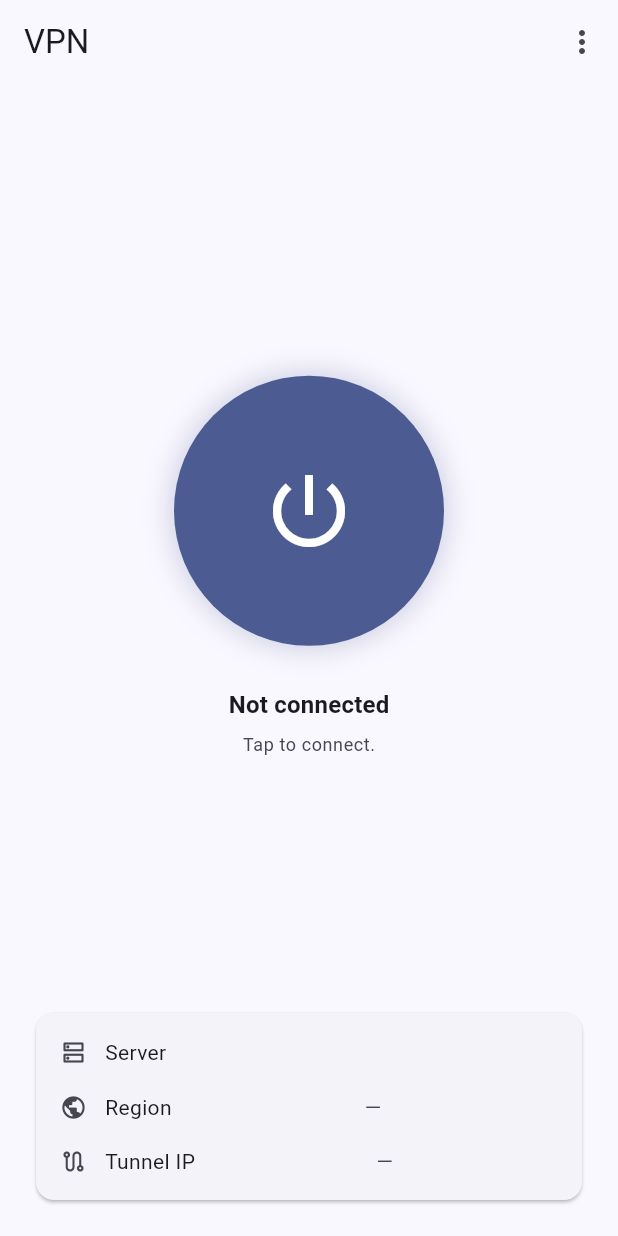
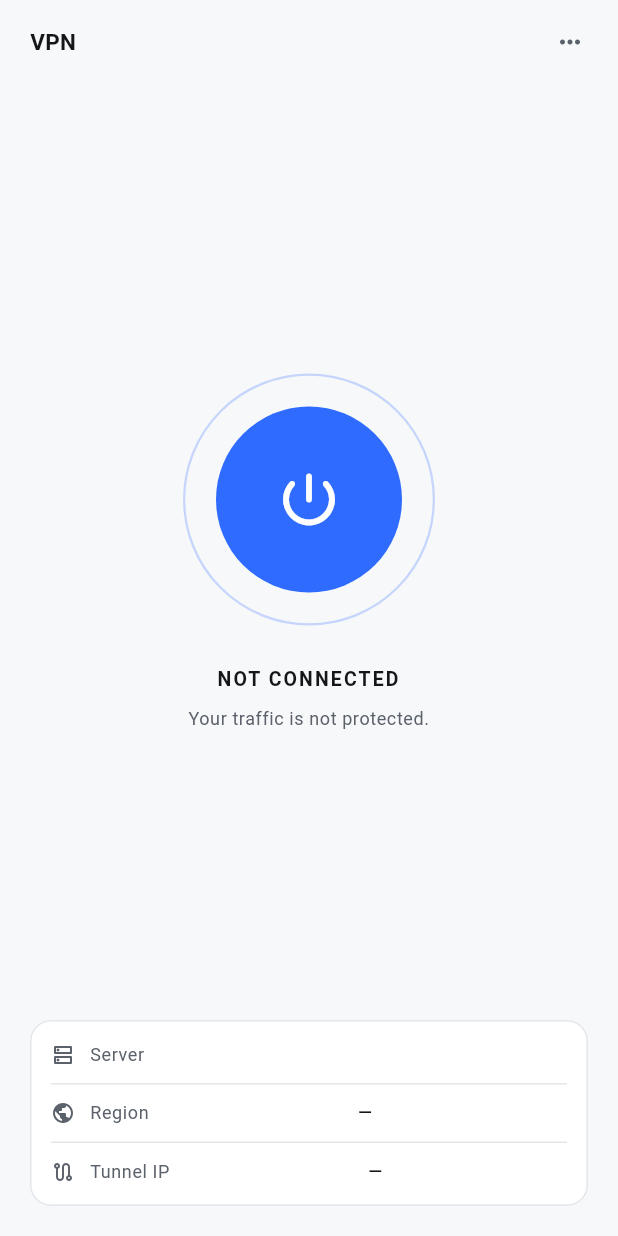
Before and after one commit to anilyagizbasaran/Vpn, a Flutter app: the HomeScreen screen opened directly, on a phone screen of 412 x 824 dp. Run offline on Flutter 3.47's test engine with Material 3 defaults, Android fonts, the phone set to English and light mode, and no system bars; our stand-ins replace flutter_secure_storage; missing offline and left inert: cryptography, wireguard_flutter_plus; accounts and stored records are empty.

Commit message:
Fit the desktop app into a window the size of what it does
A power button, a status line and three facts. Rendered at the real window
size in tests, because the Windows build cannot run on the machine this is
developed on.

```diff
--- a/apps/client/lib/ui/home_screen.dart
+++ b/apps/client/lib/ui/home_screen.dart
@@ -5,8 +5,15 @@ import 'package:vpn_tunnel/vpn_tunnel.dart';
 
 import '../config.dart';
 import 'kill_switch_screen.dart';
+import 'theme.dart';
 import 'widgets/message_banner.dart';
 
+/// The whole app, on one screen: a switch, what it is doing, and where.
+///
+/// Laid out for a 380-wide window rather than a page. Everything is in one
+/// column with no scrolling, because a VPN client that needs scrolling to
+/// reach its own button is asking too much of somebody who opened it to press
+/// one thing.
 class HomeScreen extends StatefulWidget {
   const HomeScreen({super.key});
 
@@ -29,7 +36,7 @@ class _HomeScreenState extends State<HomeScreen> {
   ///
   /// What used to be "delete your account" — there is no account to delete,
   /// and no password to confirm with. Removing the device is the whole of it:
-  /// the invite stays valid, so the same person can set the device up again.
+  /// the code stays valid, so the same person can set the device up again.
   Future<void> _confirmRemoveDevice() async {
     final enrol = context.read<EnrollController>();
 
@@ -39,8 +46,8 @@ class _HomeScreenState extends State<HomeScreen> {
         title: const Text('Remove this device?'),
         content: const Text(
           'This device stops being able to connect, and its key is deleted '
-          'from this phone. Your invite code still works, so you can set it '
-          'up again.',
+          'from this computer. Your code still works, so you can set it up '
+          'again.',
         ),
         actions: [
           TextButton(
@@ -61,65 +68,22 @@ class _HomeScreenState extends State<HomeScreen> {
   @override
   Widget build(BuildContext context) {
     final vpn = context.watch<VpnController>();
-    final theme = Theme.of(context);
 
     return Scaffold(
       appBar: AppBar(
+        titleSpacing: 20,
         title: const Text('VPN'),
-        actions: [
-          PopupMenuButton<String>(
-            onSelected: (value) {
-              if (value == 'killswitch') {
-                Navigator.of(context).push(
-                  MaterialPageRoute<void>(
-                    builder: (_) => const KillSwitchScreen(),
-                  ),
-                );
-              }
-              if (value == 'remove') _confirmRemoveDevice();
-            },
-            itemBuilder: (_) => [
-              // Only Android exposes a system always-on VPN screen to send the
-              // user to; offering it elsewhere would be a dead end.
-              if (AppConfig.hasSystemVpnSettings)
-                const PopupMenuItem(
-                  value: 'killswitch',
-                  child: ListTile(
-                    leading: Icon(Icons.block_outlined),
-                    title: Text('Kill switch'),
-                    contentPadding: EdgeInsets.zero,
-                  ),
-                ),
-              // One destructive item where there were two. Signing out and
-              // deleting the account were different things only because an
-              // account existed; without one, both end at the same place.
-              const PopupMenuDivider(),
-              PopupMenuItem(
-                value: 'remove',
-                child: ListTile(
-                  leading: Icon(
-                    Icons.delete_outline,
-                    color: theme.colorScheme.error,
-                  ),
-                  title: Text(
-                    'Remove this device',
-                    style: TextStyle(color: theme.colorScheme.error),
-                  ),
-                  contentPadding: EdgeInsets.zero,
-                ),
-              ),
-            ],
-          ),
-        ],
+        actions: [_menu(context), const SizedBox(width: 8)],
       ),
       body: SafeArea(
+        top: false,
         child: Padding(
-          padding: const EdgeInsets.all(24),
+          padding: const EdgeInsets.fromLTRB(20, 0, 20, 20),
           child: Column(
             children: [
               if (vpn.error != null) ...[
                 MessageBanner(message: vpn.error!, onDismiss: vpn.clearError),
-                const SizedBox(height: 20),
+                const SizedBox(height: 12),
               ],
 
               Expanded(
@@ -127,39 +91,26 @@ class _HomeScreenState extends State<HomeScreen> {
                   child: Column(
                     mainAxisSize: MainAxisSize.min,
                     children: [
-                      _ConnectButton(
+                      _PowerButton(
                         connected: vpn.isConnected,
                         busy: vpn.isBusy,
+                        failed: vpn.stage == TunnelStage.failed,
                         onPressed: vpn.isBusy ? null : vpn.toggle,
                       ),
-                      const SizedBox(height: 28),
-                      Text(
-                        vpn.statusLabel,
-                        style: theme.textTheme.titleMedium?.copyWith(
-                          fontWeight: FontWeight.w600,
-                          color: _statusColor(theme, vpn),
-                        ),
-                      ),
-                      const SizedBox(height: 6),
-                      Text(
-                        vpn.isConnected
-                            ? 'Your traffic is routed through the VPN.'
-                            : 'Tap to connect.',
-                        style: theme.textTheme.bodySmall?.copyWith(
-                          color: theme.colorScheme.onSurfaceVariant,
-                        ),
-                      ),
+                      const SizedBox(height: 26),
+                      _StatusLine(vpn: vpn),
                     ],
                   ),
                 ),
               ),
 
-              _DetailsCard(
+              _ConnectionCard(
                 serverAddress: context.watch<VpnServerAddress>().current,
                 region: vpn.selectedServer?.displayName,
                 address: vpn.device?.locations.isEmpty ?? true
                     ? null
                     : vpn.device!.locations.first.allowedIp,
+                connected: vpn.isConnected,
               ),
             ],
           ),
@@ -168,67 +119,184 @@ class _HomeScreenState extends State<HomeScreen> {
     );
   }
 
-  Color? _statusColor(ThemeData theme, VpnController vpn) {
-    if (vpn.stage == TunnelStage.permissionDenied) {
-      return theme.colorScheme.error;
+  Widget _menu(BuildContext context) {
+    final theme = Theme.of(context);
+    return PopupMenuButton<String>(
+      icon: const Icon(Icons.more_horiz),
+      tooltip: 'More',
+      position: PopupMenuPosition.under,
+      onSelected: (value) {
+        if (value == 'killswitch') {
+          Navigator.of(context).push(
+            MaterialPageRoute<void>(builder: (_) => const KillSwitchScreen()),
+          );
         }
-    if (vpn.isConnected) return const Color(0xFF1B873F);
-    return theme.colorScheme.onSurface;
+        if (value == 'remove') _confirmRemoveDevice();
+      },
+      itemBuilder: (_) => [
+        // Only Android exposes a system always-on VPN screen to send the user
+        // to; offering it elsewhere would be a dead end.
+        if (AppConfig.hasSystemVpnSettings)
+          const PopupMenuItem(
+            value: 'killswitch',
+            height: 40,
+            child: Text('Kill switch'),
+          ),
+        PopupMenuItem(
+          value: 'remove',
+          height: 40,
+          child: Text(
+            'Remove this device',
+            style: TextStyle(color: theme.colorScheme.error),
+          ),
+        ),
+      ],
+    );
   }
 }
 
-class _ConnectButton extends StatelessWidget {
-  const _ConnectButton({
+/// Two lines under the button: what is happening, and what that means.
+class _StatusLine extends StatelessWidget {
+  const _StatusLine({required this.vpn});
+
+  final VpnController vpn;
+
+  @override
+  Widget build(BuildContext context) {
+    final theme = Theme.of(context);
+    final connected = vpn.isConnected;
+
+    final Color colour;
+    if (vpn.stage == TunnelStage.permissionDenied ||
+        vpn.stage == TunnelStage.failed) {
+      colour = theme.colorScheme.error;
+    } else if (connected) {
+      colour = VpnColors.connected;
+    } else {
+      colour = theme.colorScheme.onSurface;
+    }
+
+    return Column(
+      children: [
+        Text(
+          vpn.statusLabel.toUpperCase(),
+          textAlign: TextAlign.center,
+          style: TextStyle(
+            color: colour,
+            fontSize: 13,
+            fontWeight: FontWeight.w700,
+            letterSpacing: 1.4,
+          ),
+        ),
+        const SizedBox(height: 8),
+        Text(
+          connected
+              ? 'All traffic on this computer goes through the VPN.'
+              : 'Your traffic is not protected.',
+          textAlign: TextAlign.center,
+          style: theme.textTheme.bodySmall?.copyWith(
+            color: theme.colorScheme.onSurfaceVariant,
+            height: 1.4,
+          ),
+        ),
+      ],
+    );
+  }
+}
+
+/// The switch. One target, large enough to hit without looking.
+class _PowerButton extends StatelessWidget {
+  const _PowerButton({
     required this.connected,
     required this.busy,
+    required this.failed,
     required this.onPressed,
   });
 
   final bool connected;
   final bool busy;
+  final bool failed;
   final VoidCallback? onPressed;
 
   @override
   Widget build(BuildContext context) {
-    final scheme = Theme.of(context).colorScheme;
-    final background = connected ? const Color(0xFF1B873F) : scheme.primary;
+    final theme = Theme.of(context);
+    final Color colour;
+    if (failed) {
+      colour = theme.colorScheme.error;
+    } else if (connected) {
+      colour = VpnColors.connected;
+    } else {
+      colour = VpnColors.accent;
+    }
+
+    final enabled = onPressed != null;
 
     return Semantics(
       button: true,
-      label: connected ? 'Disconnect from VPN' : 'Connect to VPN',
+      label: connected ? 'Disconnect' : 'Connect',
+      child: MouseRegion(
+        cursor: enabled ? SystemMouseCursors.click : SystemMouseCursors.basic,
         child: GestureDetector(
           onTap: onPressed,
-        child: AnimatedContainer(
-          duration: const Duration(milliseconds: 220),
-          height: 180,
-          width: 180,
+          child: SizedBox(
+            height: 168,
+            width: 168,
+            child: Stack(
+              alignment: Alignment.center,
+              children: [
+                // A ring rather than a filled disc: the glow reads as "on"
+                // from the corner of an eye, and a solid 168px circle of
+                // colour is a lot of screen for a window this size.
+                AnimatedContainer(
+                  duration: const Duration(milliseconds: 260),
+                  height: 168,
+                  width: 168,
                   decoration: BoxDecoration(
                     shape: BoxShape.circle,
-            color: onPressed == null
-                ? background.withValues(alpha: 0.45)
-                : background,
-            boxShadow: [
+                    border: Border.all(
+                      color: colour.withValues(alpha: connected ? 0.55 : 0.25),
+                      width: 1.5,
+                    ),
+                    boxShadow: connected
+                        ? [
                             BoxShadow(
-                color: background.withValues(alpha: 0.32),
-                blurRadius: connected ? 36 : 18,
-                spreadRadius: connected ? 4 : 0,
+                              color: colour.withValues(alpha: 0.22),
+                              blurRadius: 32,
+                              spreadRadius: 2,
                             ),
-            ],
+                          ]
+                        : null,
+                  ),
+                ),
+                AnimatedContainer(
+                  duration: const Duration(milliseconds: 260),
+                  height: 124,
+                  width: 124,
+                  decoration: BoxDecoration(
+                    shape: BoxShape.circle,
+                    color: enabled ? colour : colour.withValues(alpha: 0.35),
                   ),
                   child: Center(
                     child: busy
                         ? const SizedBox(
-                    height: 44,
-                    width: 44,
+                            height: 34,
+                            width: 34,
                             child: CircularProgressIndicator(
-                      strokeWidth: 3,
+                              strokeWidth: 2.5,
                               color: Colors.white,
                             ),
                           )
                         : Icon(
-                    connected ? Icons.lock_outline : Icons.power_settings_new,
-                    size: 64,
+                            connected
+                                ? Icons.shield_outlined
+                                : Icons.power_settings_new_rounded,
+                            size: 46,
                             color: Colors.white,
+                          ),
+                  ),
+                ),
+              ],
             ),
           ),
         ),
@@ -237,51 +305,86 @@ class _ConnectButton extends StatelessWidget {
   }
 }
 
-class _DetailsCard extends StatelessWidget {
-  const _DetailsCard({
+/// Where you are connected, in three lines that fit the width.
+class _ConnectionCard extends StatelessWidget {
+  const _ConnectionCard({
     required this.serverAddress,
     required this.region,
     required this.address,
+    required this.connected,
   });
 
   final String serverAddress;
   final String? region;
   final String? address;
+  final bool connected;
 
   @override
   Widget build(BuildContext context) {
     return Card(
-      margin: EdgeInsets.zero,
       child: Padding(
-        padding: const EdgeInsets.symmetric(horizontal: 16, vertical: 8),
+        padding: const EdgeInsets.symmetric(horizontal: 14, vertical: 4),
         child: Column(
           children: [
-            _row(context, Icons.dns_outlined, 'Server', serverAddress),
-            _row(context, Icons.public, 'Region', region ?? '—'),
-            _row(context, Icons.route_outlined, 'Tunnel IP', address ?? '—'),
+            _Row(
+              icon: Icons.dns_outlined,
+              label: 'Server',
+              value: _host(serverAddress),
+            ),
+            const Divider(height: 1),
+            _Row(icon: Icons.public, label: 'Region', value: region ?? '—'),
+            const Divider(height: 1),
+            _Row(
+              icon: Icons.route_outlined,
+              label: 'Tunnel IP',
+              value: connected ? (address ?? '—') : '—',
+            ),
           ],
         ),
       ),
     );
   }
 
-  Widget _row(BuildContext context, IconData icon, String label, String value) {
+  /// `https://vpn.example.com` reads as `vpn.example.com`. The scheme is the
+  /// same on every row it could ever show, so it is 8 characters of nothing.
+  static String _host(String url) {
+    final parsed = Uri.tryParse(url);
+    if (parsed == null || parsed.host.isEmpty) return url;
+    return parsed.hasPort ? '${parsed.host}:${parsed.port}' : parsed.host;
+  }
+}
+
+class _Row extends StatelessWidget {
+  const _Row({required this.icon, required this.label, required this.value});
+
+  final IconData icon;
+  final String label;
+  final String value;
+
+  @override
+  Widget build(BuildContext context) {
     final theme = Theme.of(context);
     return Padding(
-      padding: const EdgeInsets.symmetric(vertical: 8),
+      padding: const EdgeInsets.symmetric(vertical: 11),
       child: Row(
         children: [
-          Icon(icon, size: 18, color: theme.colorScheme.onSurfaceVariant),
-          const SizedBox(width: 12),
-          Text(label, style: theme.textTheme.bodyMedium),
+          Icon(icon, size: 16, color: theme.colorScheme.onSurfaceVariant),
+          const SizedBox(width: 10),
+          Text(
+            label,
+            style: theme.textTheme.bodySmall?.copyWith(
+              color: theme.colorScheme.onSurfaceVariant,
+            ),
+          ),
           const Spacer(),
           Flexible(
             child: Text(
               value,
+              maxLines: 1,
+              overflow: TextOverflow.ellipsis,
               textAlign: TextAlign.right,
-              overflow: TextOverflow.ellipsis,
-              style: theme.textTheme.bodyMedium?.copyWith(
-                color: theme.colorScheme.onSurfaceVariant,
+              style: theme.textTheme.bodySmall?.copyWith(
+                fontWeight: FontWeight.w500,
               ),
             ),
           ),
--- a/apps/client/pubspec.yaml
+++ b/apps/client/pubspec.yaml
@@ -1,7 +1,7 @@
 name: vpn_client_app
 description: "WireGuard VPN client for the self-hosted control plane."
 publish_to: 'none'
-version: 1.0.0+1
+version: 1.1.0+2
 resolution: workspace
 
 environment:
```
Also changed, not shown: apps/client/lib/main.dart (+3 -9 lines), apps/client/lib/ui/enroll_screen.dart (+25 -9 lines), apps/client/lib/ui/theme.dart (added, +119 -0 lines), 3 other files. Lines whose indentation alone changed are shown as unchanged.
